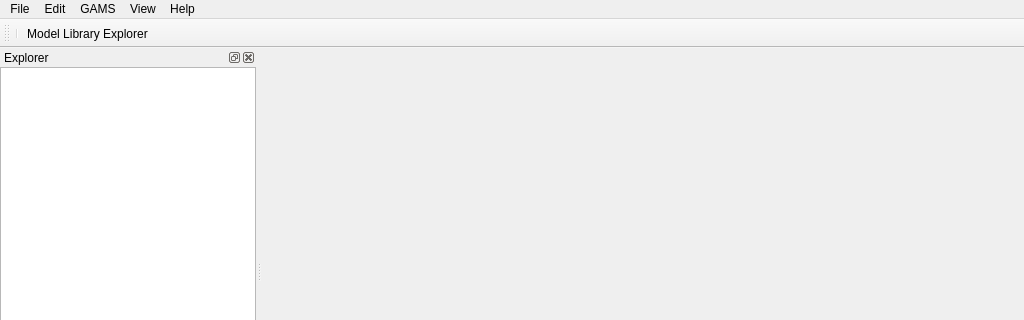
Before: the Qt Designer form src/mainwindow.ui in GAMS-dev/studio, drawn with Qt 5; both pictures show x 0 to 1024 and y 0 to 320 of the 1024 by 768 pixel window.
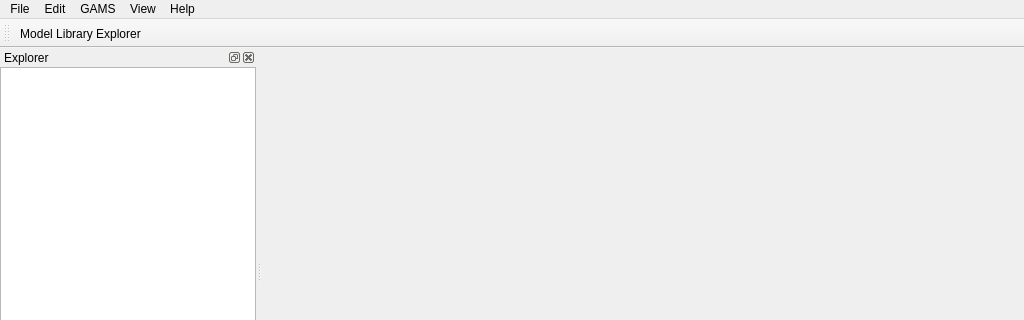
After: the same form once the commit is applied. Icons and pictures are not drawn.

Commit message: refactor option editor   - use a custom widget instead of QFrame   - add the widget into QDockwidget

```diff
--- a/src/mainwindow.ui
+++ b/src/mainwindow.ui
@@ -182,7 +182,6 @@
    <attribute name="toolBarBreak">
     <bool>false</bool>
    </attribute>
-   <addaction name="separator"/>
    <addaction name="actionGAMS_Library"/>
   </widget>
   <widget class="QStatusBar" name="statusBar">
```
Left out of the diff: 15 changed lines with no effect on the pictures. The commit also changes 6 other files.
